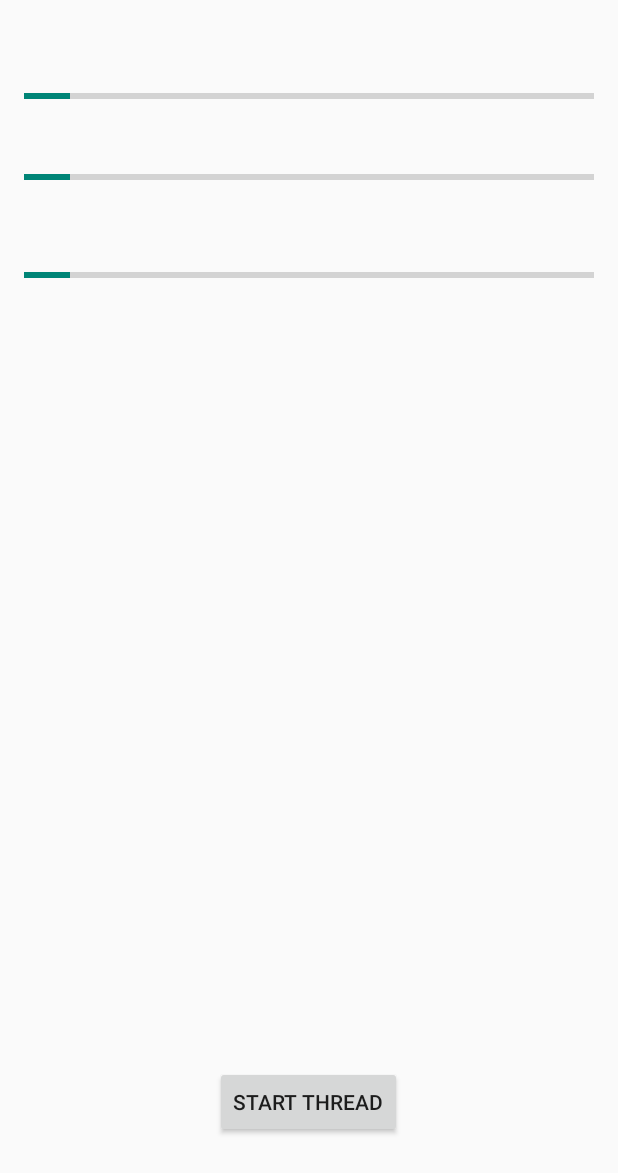
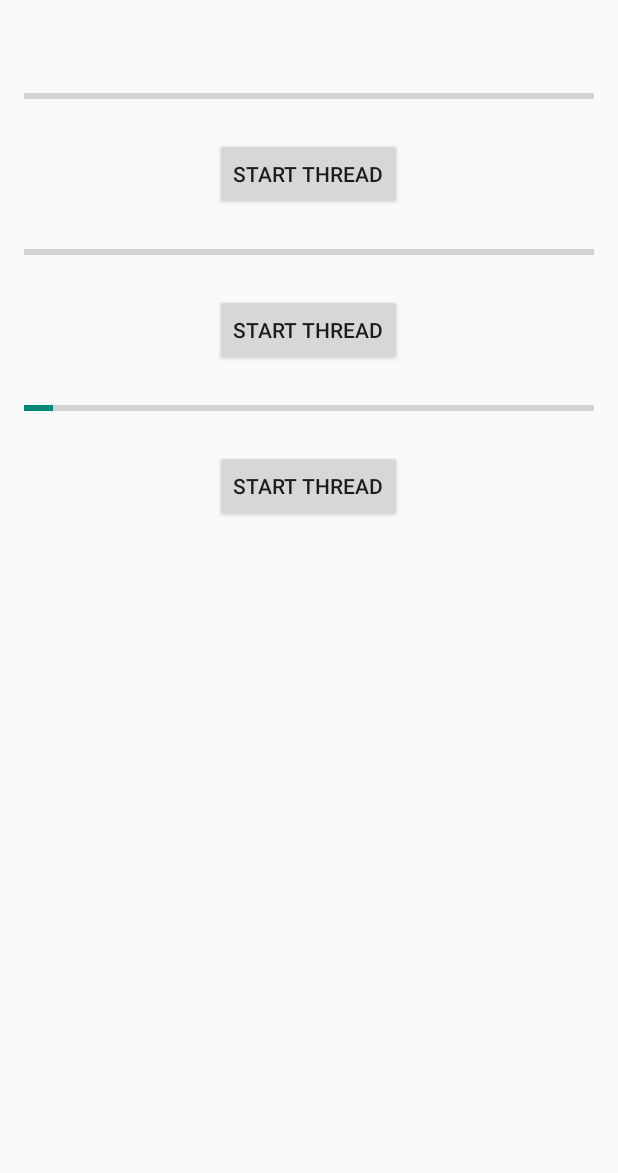
Before and after one commit to hmkcode/Android, an Android app: the screen it shows after launch (MainActivity), after a tap on "START THREAD", on a phone screen of 412 x 824 dp. Shown: the top 1173 px of the screen. Run offline under Robolectric (Android 15) with nearby library versions, the phone set to English and light mode, and no system bars.

Commit message:
singleton pattern added to thread act

```diff
--- a/MultipleProgressBarWithThread/app/src/main/java/com/progressbar/practice/multipleprogressbarwiththread/MainActivity.java
+++ b/MultipleProgressBarWithThread/app/src/main/java/com/progressbar/practice/multipleprogressbarwiththread/MainActivity.java
@@ -34,7 +34,6 @@ public class MainActivity extends AppCompatActivity {
                 // arg1 : id of progress bar to update
                 // arg2 : progress value (0 - 100%)
                 int prog_id = msg.arg1;
-                Log.d("MainActivity "," Progress Handle for :"+prog_id);
                 ((ProgressBar) findViewById(prog_id)).setProgress(msg.arg2);
             }
         };
@@ -43,12 +42,24 @@ public class MainActivity extends AppCompatActivity {
         findViewById(R.id.startThreadBtn).setOnClickListener(new View.OnClickListener() {
             @Override
             public void onClick(View view) {
+               new ThreadMan(mHandler,R.id.progressBar3).start();
+                Log.d("Main ", " Started Prog 3");
+            }
+        });
+
+        findViewById(R.id.button).setOnClickListener(new View.OnClickListener() {
+            @Override
+            public void onClick(View view) {
                 new ThreadMan(mHandler,R.id.progressBar).start();
                 Log.d("Main ", " Started Prog 1");
+            }
+        });
+
+        findViewById(R.id.button2).setOnClickListener(new View.OnClickListener() {
+            @Override
+            public void onClick(View view) {
                 new ThreadMan(mHandler,R.id.progressBar2).start();
                 Log.d("Main ", " Started Prog 2");
-                new ThreadMan(mHandler,R.id.progressBar3).start();
-                Log.d("Main ", " Started Prog 3");
             }
         });
     }
@@ -71,7 +82,6 @@ public class MainActivity extends AppCompatActivity {
         if (id == R.id.action_settings) {
             return true;
         }
-
         return super.onOptionsItemSelected(item);
     }
 }
--- a/MultipleProgressBarWithThread/app/src/main/java/com/progressbar/practice/multipleprogressbarwiththread/ThreadMan.java
+++ b/MultipleProgressBarWithThread/app/src/main/java/com/progressbar/practice/multipleprogressbarwiththread/ThreadMan.java
@@ -1,5 +1,6 @@
 package com.progressbar.practice.multipleprogressbarwiththread;
 
+import android.content.Context;
 import android.os.Handler;
 import android.os.Message;
 import android.util.Log;
@@ -13,6 +14,20 @@ public class ThreadMan extends Thread {
     private int progressBarId;
 
     public ThreadMan() {
+    }
+
+    private static Context context;
+    private static ThreadMan mInstance;
+
+    public ThreadMan(Context context) {
+        this.context = context;
+    }
+
+    public static ThreadMan getInstance(Handler handler , int progressBarId) {
+        if (mInstance == null) {
+            mInstance = new ThreadMan(handler ,progressBarId);
+        }
+        return mInstance;
     }
 
     public ThreadMan(Handler handler , int progressBarId) {
--- a/MultipleProgressBarWithThread/app/src/main/res/layout/activity_main.xml
+++ b/MultipleProgressBarWithThread/app/src/main/res/layout/activity_main.xml
@@ -7,7 +7,6 @@
 
 
     <ProgressBar
-
         android:max="100"
         style="?android:attr/progressBarStyleHorizontal"
         android:layout_width="match_parent"
@@ -24,28 +23,43 @@
         android:layout_width="match_parent"
         android:layout_height="wrap_content"
         android:id="@+id/progressBar2"
-        android:layout_below="@+id/progressBar"
-        android:layout_centerHorizontal="true"
-        android:layout_marginTop="38dp" />
+        android:layout_below="@+id/button"
+        android:layout_centerHorizontal="true" />
 
     <ProgressBar
-
         android:max="100"
         style="?android:attr/progressBarStyleHorizontal"
         android:layout_width="match_parent"
         android:layout_height="wrap_content"
         android:id="@+id/progressBar3"
-        android:layout_below="@+id/progressBar2"
-        android:layout_centerHorizontal="true"
-        android:layout_marginTop="49dp" />
+        android:layout_below="@+id/button2"
+        android:layout_centerHorizontal="true" />
+
+    <Button
+        android:layout_margin="20dp"
+        android:layout_below="@+id/progressBar3"
+        android:layout_width="wrap_content"
+        android:layout_height="wrap_content"
+        android:text="Start Thread"
+        android:id="@+id/startThreadBtn"
+        android:layout_centerHorizontal="true" />
 
     <Button
         android:layout_width="wrap_content"
         android:layout_height="wrap_content"
         android:text="Start Thread"
-        android:id="@+id/startThreadBtn"
-        android:layout_alignParentBottom="true"
-        android:layout_centerHorizontal="true"
-        android:layout_marginBottom="49dp" />
+        android:id="@+id/button"
+        android:layout_margin="20dp"
+        android:layout_below="@+id/progressBar"
+        android:layout_centerHorizontal="true" />
+
+    <Button
+        android:layout_width="wrap_content"
+        android:layout_height="wrap_content"
+        android:text="Start Thread"
+        android:id="@+id/button2"
+        android:layout_margin="20dp"
+        android:layout_below="@+id/progressBar2"
+        android:layout_centerHorizontal="true" />
 
 </RelativeLayout>
```
